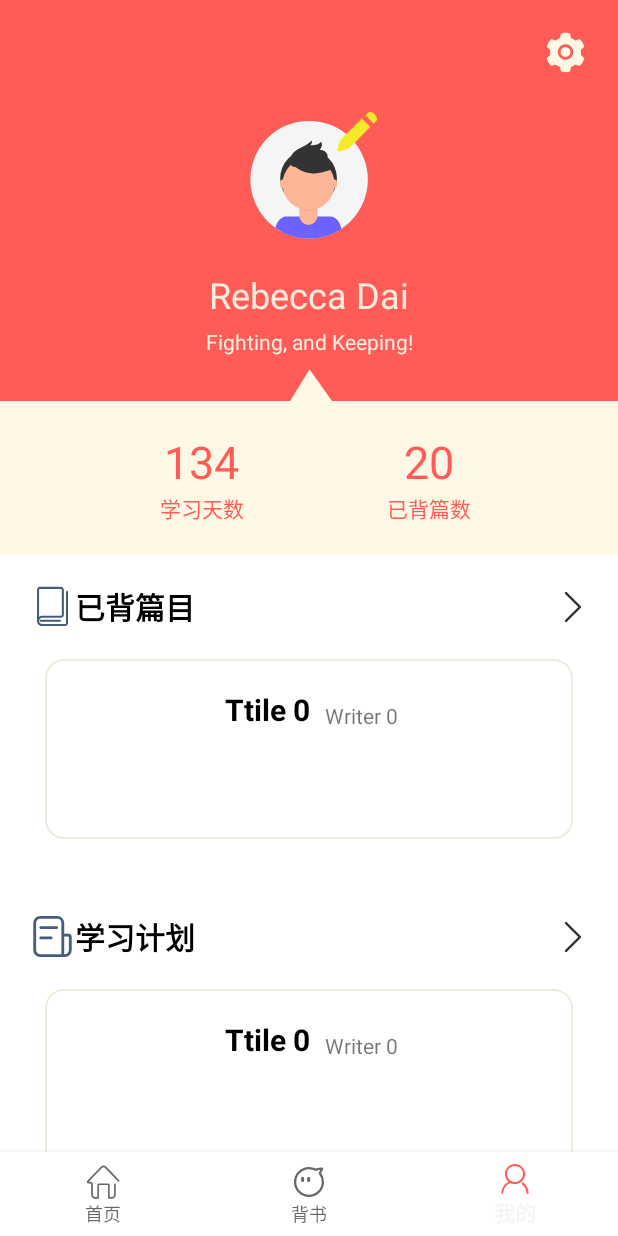
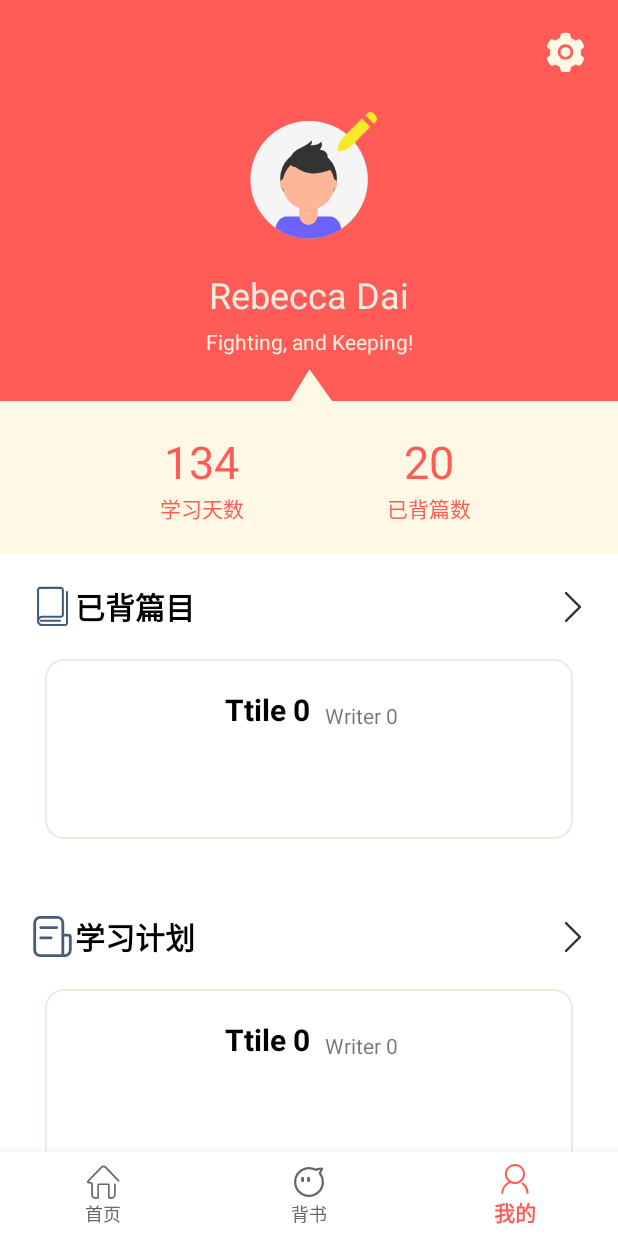
Before and after one commit to Jia-algorithm/UDrop, an Android app: the OverviewActivity screen opened directly, with no data from a screen before it, item 3 of the bottom bar chosen, on a phone screen of 412 x 824 dp. Run offline under Robolectric (Android 15) with nearby library versions, the phone set to English and light mode, and no system bars; our stand-ins replace data binding; 1 statement that could not run was skipped.

Commit message:
fixed a bug and no bug remained

```diff
--- a/app/src/main/java/com/yudi/udrop/OverviewActivity.kt
+++ b/app/src/main/java/com/yudi/udrop/OverviewActivity.kt
@@ -1,12 +1,10 @@
 package com.yudi.udrop
 
+import android.annotation.SuppressLint
 import android.os.Bundle
-import android.view.LayoutInflater
 import android.view.MenuItem
-import android.view.View
 import androidx.appcompat.app.AppCompatActivity
 import androidx.fragment.app.Fragment
-import com.google.android.material.bottomnavigation.BottomNavigationItemView
 import com.google.android.material.bottomnavigation.BottomNavigationView
 import com.yudi.udrop.fragment.HomeFragment
 import com.yudi.udrop.fragment.ProfileFragment
@@ -43,11 +41,13 @@ class OverviewActivity : AppCompatActivity(),
         return false
     }
 
+    @SuppressLint("ResourceType")
     private fun initializeTabBar() {
         val tabBar = findViewById<BottomNavigationView>(R.id.tabBar)
         tabBar.setOnNavigationItemSelectedListener(this)
         tabBar.selectedItemId = R.id.tabBar_item0
         tabBar.itemIconTintList = null
+
     }
 
     companion object {
--- /dev/null
+++ b/app/src/main/res/drawable-v24/color_text_selector.xml
@@ -0,0 +1,5 @@
+<?xml version="1.0" encoding="utf-8"?>
+<selector xmlns:android="http://schemas.android.com/apk/res/android">
+    <item android:color="@color/red_0" android:state_checked="true"/>
+    <item android:color="#666666" android:state_checked="false"/>
+</selector>
--- a/app/src/main/res/layout/main.xml
+++ b/app/src/main/res/layout/main.xml
@@ -6,14 +6,16 @@
     android:layout_height="match_parent"
     tools:context="com.yudi.udrop.OverviewActivity"
     android:orientation="vertical">
-    <FrameLayout android:id="@+id/fragmentContainer"
+
+    <FrameLayout
+        android:id="@+id/fragmentContainer"
         android:layout_width="match_parent"
         android:layout_height="0dp"
         android:layout_above="@id/tabBar"
-        android:layout_marginBottom="?attr/actionBarSize"
+        android:layout_alignBottom="@id/tabBar"
+        android:layout_alignParentStart="true"
         android:layout_alignParentTop="true"
-        android:layout_alignParentStart="true"
-        android:layout_alignBottom="@id/tabBar"/>
+        android:layout_marginBottom="?attr/actionBarSize" />
 
     <com.google.android.material.bottomnavigation.BottomNavigationView android:id="@+id/tabBar"
         android:layout_width="match_parent"
@@ -22,6 +24,7 @@
         android:background="@color/white"
         android:layout_alignParentStart="true"
         android:layout_alignParentBottom="true"
+        app:itemTextColor="@drawable/color_text_selector"
         app:labelVisibilityMode="labeled"
         app:menu="@menu/tabbar_item" />
 </RelativeLayout>
```
